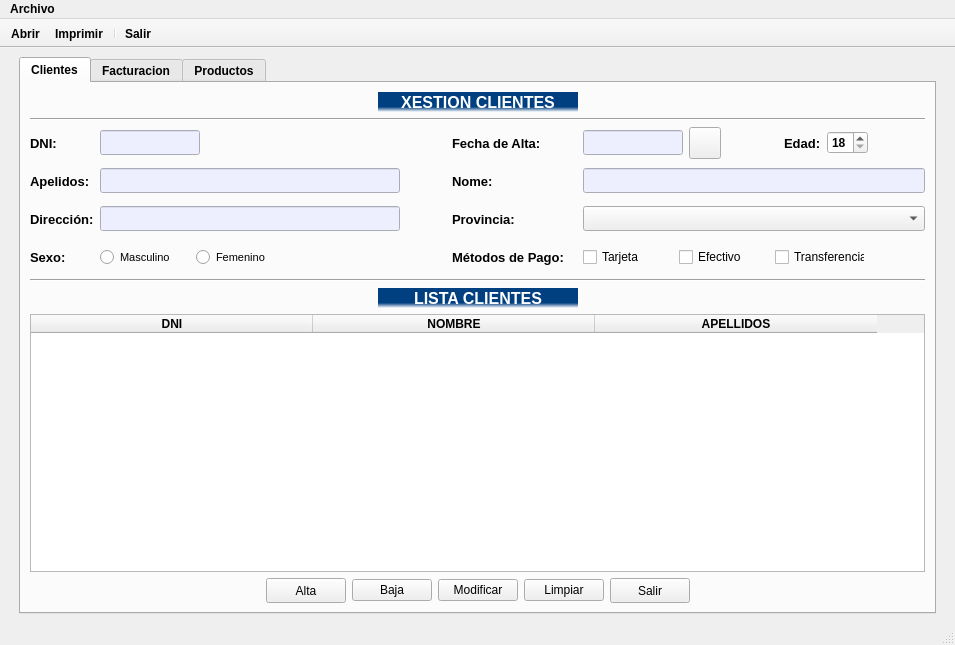
First picture: the form in ventana.ui, repository MelonRodante/ProyectoUno, before the edit.
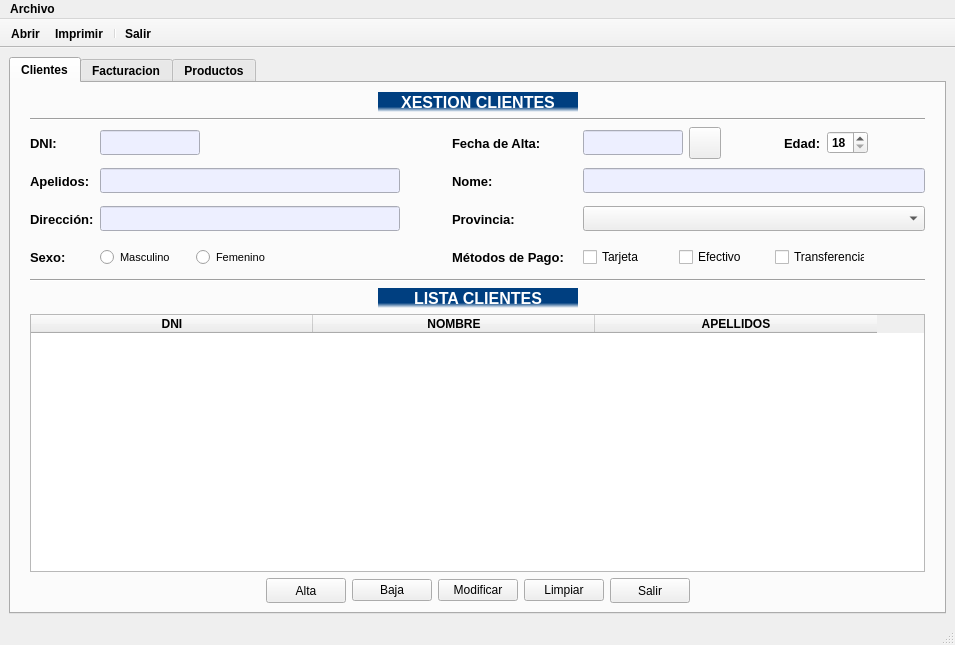
Second picture: the form after the edit. Icons and pictures are not drawn.

Commit message: Añadida toolbar

```diff
--- a/ventana.ui
+++ b/ventana.ui
@@ -30,32 +30,6 @@
   </property>
   <widget class="QWidget" name="centralwidget">
    <layout class="QGridLayout" name="gridLayout_2">
-    <item row="0" column="2">
-     <spacer name="horizontalSpacer_12">
-      <property name="orientation">
-       <enum>Qt::Horizontal</enum>
-      </property>
-      <property name="sizeHint" stdset="0">
-       <size>
-        <width>6</width>
-        <height>584</height>
-       </size>
-      </property>
-     </spacer>
-    </item>
-    <item row="0" column="0">
-     <spacer name="horizontalSpacer_7">
-      <property name="orientation">
-       <enum>Qt::Horizontal</enum>
-      </property>
-      <property name="sizeHint" stdset="0">
-       <size>
-        <width>6</width>
-        <height>584</height>
-       </size>
-      </property>
-     </spacer>
-    </item>
     <item row="0" column="1">
      <widget class="QTabWidget" name="tabWidget">
       <property name="currentIndex">
@@ -1274,6 +1248,32 @@
           </item>
          </layout>
         </item>
+        <item row="0" column="0">
+         <spacer name="horizontalSpacer_7">
+          <property name="orientation">
+           <enum>Qt::Horizontal</enum>
+          </property>
+          <property name="sizeHint" stdset="0">
+           <size>
+            <width>6</width>
+            <height>584</height>
+           </size>
+          </property>
+         </spacer>
+        </item>
+        <item row="0" column="3">
+         <spacer name="horizontalSpacer_12">
+          <property name="orientation">
+           <enum>Qt::Horizontal</enum>
+          </property>
+          <property name="sizeHint" stdset="0">
+           <size>
+            <width>6</width>
+            <height>584</height>
+           </size>
+          </property>
+         </spacer>
+        </item>
        </layout>
       </widget>
       <widget class="QWidget" name="tabFacturacion">
```
The commit also changes 1 other file.
